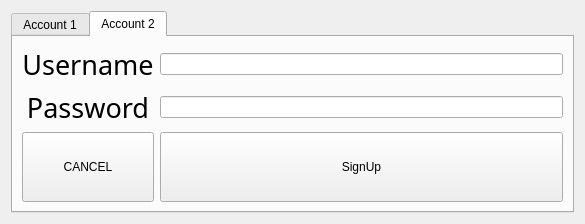
Above: Dep/ui/sign_up_window.ui from Creator-K999/TicTacToe-GUI-VERSION before the change. Below: the same form after it.
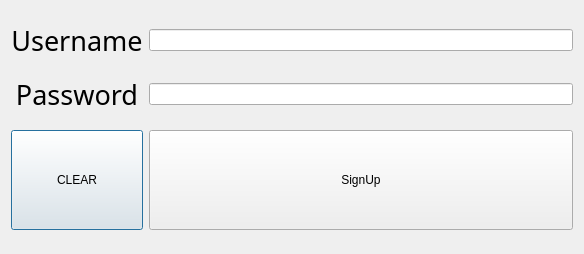
That is the form after the change. The open tabs and pages were chosen to show the change.

Commit message: - More work on the new (SignUp/LogIn) System.

```diff
--- a/Dep/ui/sign_up_window.ui
+++ b/Dep/ui/sign_up_window.ui
@@ -6,55 +6,51 @@
    <rect>
     <x>0</x>
     <y>0</y>
-    <width>585</width>
-    <height>224</height>
+    <width>584</width>
+    <height>254</height>
    </rect>
   </property>
   <property name="windowTitle">
    <string>Dialog</string>
   </property>
   <layout class="QGridLayout" name="gridLayout">
-   <item row="0" column="0">
-    <widget class="QTabWidget" name="tabWidget">
-     <property name="currentIndex">
-      <number>0</number>
-     </property>
-     <widget class="QWidget" name="tab">
-      <attribute name="title">
-       <string>Account 1</string>
-      </attribute>
-      <layout class="QGridLayout" name="gridLayout_2">
-       <item row="3" column="1">
-        <widget class="QPushButton" name="account_1_sign_up">
-         <property name="sizePolicy">
-          <sizepolicy hsizetype="Minimum" vsizetype="Expanding">
-           <horstretch>0</horstretch>
-           <verstretch>0</verstretch>
-          </sizepolicy>
-         </property>
-         <property name="text">
-          <string>SignUp</string>
-         </property>
-        </widget>
-       </item>
        <item row="0" column="1">
-        <widget class="QLineEdit" name="account_1_username"/>
-       </item>
-       <item row="3" column="0">
-        <widget class="QPushButton" name="cancel_button">
-         <property name="sizePolicy">
-          <sizepolicy hsizetype="Minimum" vsizetype="Expanding">
-           <horstretch>0</horstretch>
-           <verstretch>0</verstretch>
-          </sizepolicy>
+    <widget class="QLineEdit" name="account_username"/>
+   </item>
+   <item row="0" column="0">
+    <widget class="QLabel" name="label">
+     <property name="font">
+      <font>
+       <family>Poor Richard</family>
+       <pointsize>20</pointsize>
+      </font>
          </property>
          <property name="text">
-          <string>CANCEL</string>
+      <string>Username</string>
+     </property>
+     <property name="alignment">
+      <set>Qt::AlignBottom|Qt::AlignHCenter</set>
+     </property>
+    </widget>
+   </item>
+   <item row="1" column="0">
+    <widget class="QLabel" name="label_2">
+     <property name="font">
+      <font>
+       <family>Poor Richard</family>
+       <pointsize>20</pointsize>
+      </font>
+     </property>
+     <property name="text">
+      <string>Password</string>
+     </property>
+     <property name="alignment">
+      <set>Qt::AlignBottom|Qt::AlignHCenter</set>
          </property>
         </widget>
        </item>
        <item row="1" column="1">
-        <widget class="QLineEdit" name="account_1_password">
+    <widget class="QLineEdit" name="account_password">
          <property name="echoMode">
           <enum>QLineEdit::Password</enum>
          </property>
@@ -63,115 +59,42 @@
          </property>
         </widget>
        </item>
-       <item row="1" column="0">
-        <widget class="QLabel" name="label_2">
-         <property name="font">
-          <font>
-           <family>Poor Richard</family>
-           <pointsize>20</pointsize>
-          </font>
-         </property>
-         <property name="text">
-          <string>Password</string>
-         </property>
-         <property name="alignment">
-          <set>Qt::AlignBottom|Qt::AlignHCenter</set>
-         </property>
-        </widget>
-       </item>
-       <item row="0" column="0">
-        <widget class="QLabel" name="label">
-         <property name="font">
-          <font>
-           <family>Poor Richard</family>
-           <pointsize>20</pointsize>
-          </font>
-         </property>
-         <property name="text">
-          <string>Username</string>
-         </property>
-         <property name="alignment">
-          <set>Qt::AlignBottom|Qt::AlignHCenter</set>
-         </property>
-        </widget>
-       </item>
-      </layout>
-     </widget>
-     <widget class="QWidget" name="tab_2">
-      <attribute name="title">
-       <string>Account 2</string>
-      </attribute>
-      <layout class="QGridLayout" name="gridLayout_3">
-       <item row="0" column="0">
-        <widget class="QLabel" name="label_3">
-         <property name="font">
-          <font>
-           <family>Poor Richard</family>
-           <pointsize>20</pointsize>
-          </font>
-         </property>
-         <property name="text">
-          <string>Username</string>
-         </property>
-         <property name="alignment">
-          <set>Qt::AlignBottom|Qt::AlignHCenter</set>
-         </property>
-        </widget>
-       </item>
-       <item row="1" column="0">
-        <widget class="QLabel" name="player2_pass">
-         <property name="font">
-          <font>
-           <family>Poor Richard</family>
-           <pointsize>20</pointsize>
-          </font>
-         </property>
-         <property name="text">
-          <string>Password</string>
-         </property>
-         <property name="alignment">
-          <set>Qt::AlignBottom|Qt::AlignHCenter</set>
-         </property>
-        </widget>
-       </item>
-       <item row="3" column="0">
-        <widget class="QPushButton" name="cancel_button_2">
+   <item row="2" column="0">
+    <widget class="QPushButton" name="clear_button">
          <property name="sizePolicy">
-          <sizepolicy hsizetype="Minimum" vsizetype="Expanding">
+      <sizepolicy hsizetype="Minimum" vsizetype="Maximum">
            <horstretch>0</horstretch>
            <verstretch>0</verstretch>
           </sizepolicy>
          </property>
+     <property name="minimumSize">
+      <size>
+       <width>0</width>
+       <height>100</height>
+      </size>
+     </property>
          <property name="text">
-          <string>CANCEL</string>
+      <string>CLEAR</string>
          </property>
         </widget>
        </item>
-       <item row="1" column="1">
-        <widget class="QLineEdit" name="account_2_password">
-         <property name="echoMode">
-          <enum>QLineEdit::Password</enum>
-         </property>
-        </widget>
-       </item>
-       <item row="0" column="1">
-        <widget class="QLineEdit" name="account_2_username"/>
-       </item>
-       <item row="3" column="1">
-        <widget class="QPushButton" name="account_2_sign_up">
+   <item row="2" column="1">
+    <widget class="QPushButton" name="account_sign_up">
          <property name="sizePolicy">
-          <sizepolicy hsizetype="Minimum" vsizetype="Expanding">
+      <sizepolicy hsizetype="Minimum" vsizetype="Maximum">
            <horstretch>0</horstretch>
            <verstretch>0</verstretch>
           </sizepolicy>
          </property>
+     <property name="minimumSize">
+      <size>
+       <width>0</width>
+       <height>100</height>
+      </size>
+     </property>
          <property name="text">
           <string>SignUp</string>
          </property>
-        </widget>
-       </item>
-      </layout>
-     </widget>
     </widget>
    </item>
   </layout>
```
Lines whose indentation alone changed are shown as unchanged. The commit also changes 3 other files.
